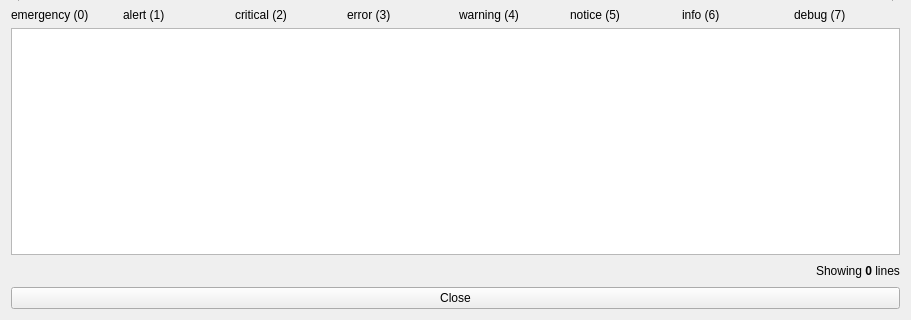
pentix/qjournalctl, file ui/showbootlog.ui: the form before one commit; both pictures show x 0 to 911 and y 187 to 507 of the 911 by 507 pixel window.
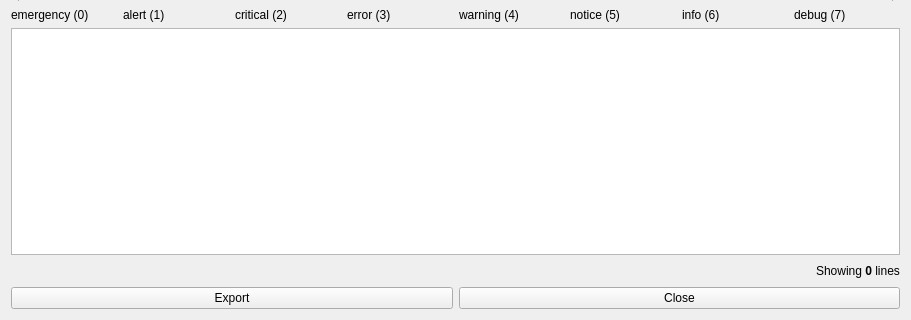
The form after the commit. Icons and pictures are not drawn.

Commit message:
ShowBootLog: Added the export button
Closes #12

Diff of the .ui file:
```diff
--- a/ui/showbootlog.ui
+++ b/ui/showbootlog.ui
@@ -290,7 +290,19 @@
     </layout>
    </item>
    <item row="5" column="0">
-    <widget class="QPushButton" name="pushButton">
+    <layout class="QHBoxLayout" name="bottomMenu">
+     <item>
+      <widget class="QPushButton" name="exportButton">
+       <property name="styleSheet">
+        <string notr="true"/>
+       </property>
+       <property name="text">
+        <string>Export</string>
+       </property>
+      </widget>
+     </item>
+     <item>
+      <widget class="QPushButton" name="closeButton">
      <property name="sizePolicy">
       <sizepolicy hsizetype="Ignored" vsizetype="Fixed">
        <horstretch>0</horstretch>
@@ -301,6 +313,8 @@
       <string>Close</string>
      </property>
     </widget>
+     </item>
+    </layout>
    </item>
   </layout>
  </widget>
```
Lines whose indentation alone changed are shown as unchanged. The commit also changes 3 other files.
